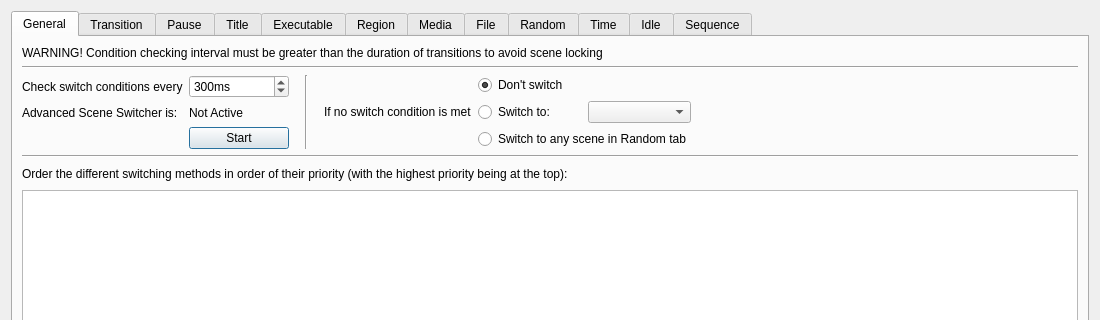
Old version of the form forms/advanced-scene-switcher.ui in the repository WarmUpTill/SceneSwitcher; both pictures show x 0 to 1100 and y 0 to 320 of the 1100 by 600 pixel window.
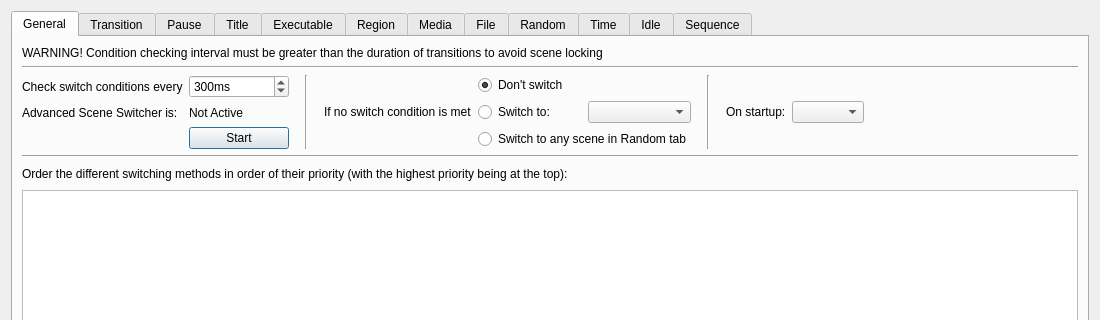
New version of the form. Icons and pictures are not drawn.

Commit message: add option to set startup behavior

What changed in the file:
```diff
--- a/forms/advanced-scene-switcher.ui
+++ b/forms/advanced-scene-switcher.ui
@@ -65,6 +65,42 @@
        </item>
        <item>
         <layout class="QGridLayout" name="gridLayout_4">
+         <item row="0" column="2">
+          <widget class="Line" name="line_13">
+           <property name="orientation">
+            <enum>Qt::Vertical</enum>
+           </property>
+          </widget>
+         </item>
+         <item row="0" column="10">
+          <spacer name="horizontalSpacer_47">
+           <property name="orientation">
+            <enum>Qt::Horizontal</enum>
+           </property>
+           <property name="sizeHint" stdset="0">
+            <size>
+             <width>40</width>
+             <height>20</height>
+            </size>
+           </property>
+          </spacer>
+         </item>
+         <item row="0" column="5">
+          <spacer name="horizontalSpacer_52">
+           <property name="orientation">
+            <enum>Qt::Horizontal</enum>
+           </property>
+           <property name="sizeType">
+            <enum>QSizePolicy::Fixed</enum>
+           </property>
+           <property name="sizeHint" stdset="0">
+            <size>
+             <width>10</width>
+             <height>0</height>
+            </size>
+           </property>
+          </spacer>
+         </item>
          <item row="0" column="0">
           <layout class="QGridLayout" name="gridLayout_2">
            <item row="2" column="1">
@@ -119,22 +155,6 @@
            </item>
           </layout>
          </item>
-         <item row="0" column="1">
-          <spacer name="horizontalSpacer">
-           <property name="orientation">
-            <enum>Qt::Horizontal</enum>
-           </property>
-           <property name="sizeType">
-            <enum>QSizePolicy::Fixed</enum>
-           </property>
-           <property name="sizeHint" stdset="0">
-            <size>
-             <width>10</width>
-             <height>0</height>
-            </size>
-           </property>
-          </spacer>
-         </item>
          <item row="0" column="4">
           <layout class="QGridLayout" name="gridLayout">
            <item row="0" column="2">
@@ -220,13 +240,6 @@
            </item>
           </layout>
          </item>
-         <item row="0" column="2">
-          <widget class="Line" name="line_13">
-           <property name="orientation">
-            <enum>Qt::Vertical</enum>
-           </property>
-          </widget>
-         </item>
          <item row="0" column="3">
           <spacer name="horizontalSpacer_46">
            <property name="orientation">
@@ -243,19 +256,55 @@
            </property>
           </spacer>
          </item>
-         <item row="0" column="5">
-          <spacer name="horizontalSpacer_47">
+         <item row="0" column="9">
+          <widget class="QComboBox" name="startupBehavior"/>
+         </item>
+         <item row="0" column="1">
+          <spacer name="horizontalSpacer">
            <property name="orientation">
             <enum>Qt::Horizontal</enum>
            </property>
+           <property name="sizeType">
+            <enum>QSizePolicy::Fixed</enum>
+           </property>
            <property name="sizeHint" stdset="0">
             <size>
-             <width>40</width>
-             <height>20</height>
+             <width>10</width>
+             <height>0</height>
             </size>
            </property>
           </spacer>
          </item>
+         <item row="0" column="7">
+          <spacer name="horizontalSpacer_53">
+           <property name="orientation">
+            <enum>Qt::Horizontal</enum>
+           </property>
+           <property name="sizeType">
+            <enum>QSizePolicy::Fixed</enum>
+           </property>
+           <property name="sizeHint" stdset="0">
+            <size>
+             <width>10</width>
+             <height>0</height>
+            </size>
+           </property>
+          </spacer>
+         </item>
+         <item row="0" column="6">
+          <widget class="Line" name="line_18">
+           <property name="orientation">
+            <enum>Qt::Vertical</enum>
+           </property>
+          </widget>
+         </item>
+         <item row="0" column="8">
+          <widget class="QLabel" name="label_64">
+           <property name="text">
+            <string>On startup:</string>
+           </property>
+          </widget>
+         </item>
         </layout>
        </item>
        <item>
```
The commit also changes 3 other files.
